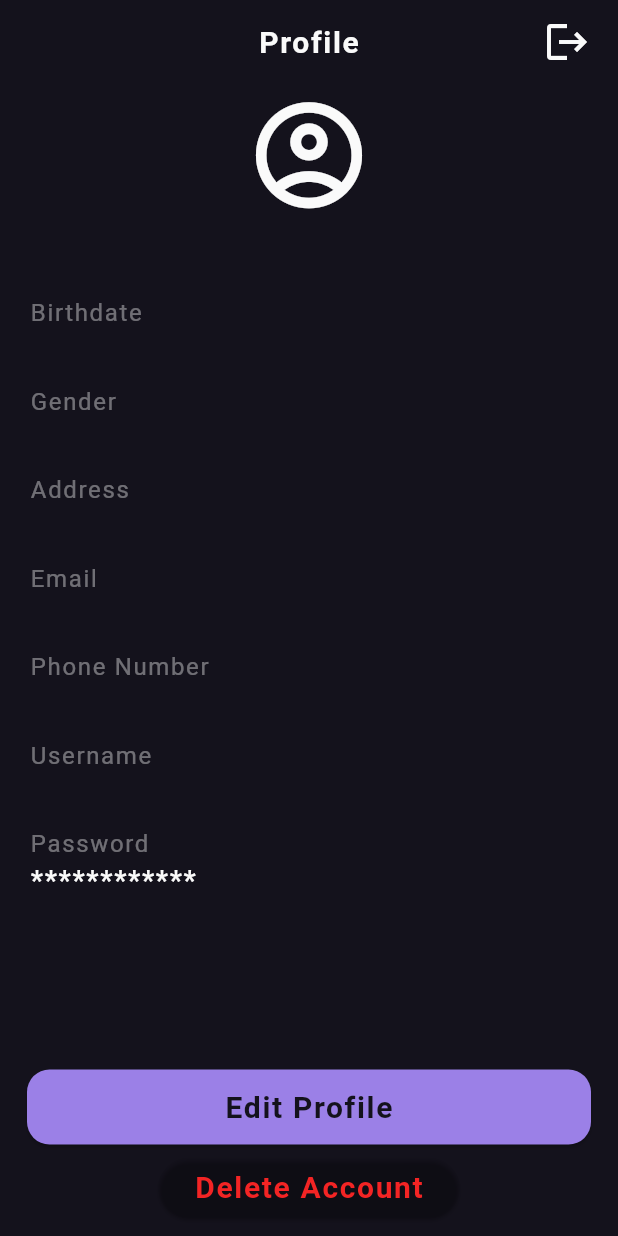
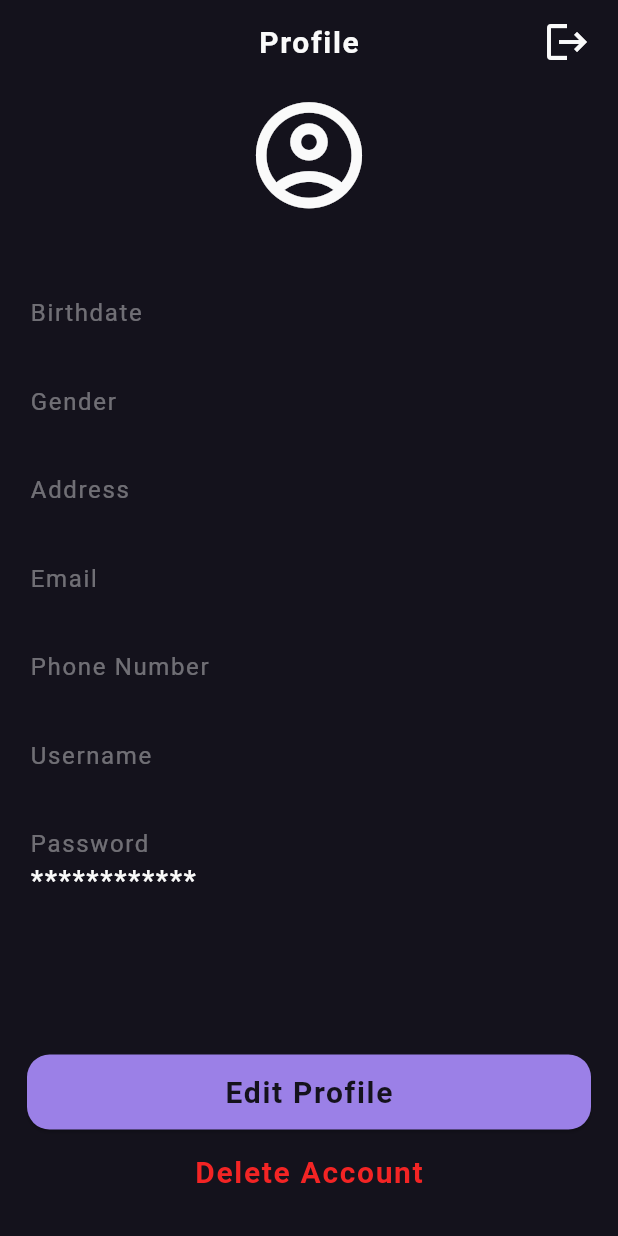
Before and after one commit to cjoyjoooy/ezmoney, a Flutter app: the AccountScreen screen opened directly, on a phone screen of 412 x 824 dp. Run offline on Flutter 3.47's test engine with Material 2 defaults, Android fonts, the phone set to English and light mode, and no system bars; our stand-ins replace animated_splash_screen, cloud_firestore, firebase_auth, firebase_core, page_transition; accounts and stored records are empty.

Commit message:
ui changes

```diff
--- a/lib/accountscreen.dart
+++ b/lib/accountscreen.dart
@@ -243,7 +243,7 @@ class _AccountScreenState extends State<AccountScreen> {
                 ),
                 ElevatedButton(
                   style: ElevatedButton.styleFrom(
-                      backgroundColor: Colors.transparent),
+                      backgroundColor: Colors.transparent, elevation: 0),
                   onPressed: () async {
                     // Show a confirmation dialog
                     bool confirmDelete = await showDialog(
@@ -309,6 +309,9 @@ class _AccountScreenState extends State<AccountScreen> {
                     style: fontTertiary(deleteColor(1), FontWeight.bold),
                   ),
                 ),
+                const SizedBox(
+                  height: 10,
+                ),
               ],
             ),
           ),
--- a/lib/banktransferpage.dart
+++ b/lib/banktransferpage.dart
@@ -206,7 +206,7 @@ class _BankTransferPageState extends State<BankTransferPage> {
         ),
         persistentFooterButtons: <Widget>[
           Container(
-            margin: const EdgeInsets.only(bottom: 15, left: 10, right: 10),
+            margin: const EdgeInsets.only(bottom: 25, left: 10, right: 10),
             child: Button(
               btnLabel: "Next",
               onPressedMethod: () {
--- a/lib/buyloadpage.dart
+++ b/lib/buyloadpage.dart
@@ -178,7 +178,7 @@ class _BuyLoadPageState extends State<BuyLoadPage> {
         ),
         persistentFooterButtons: <Widget>[
           Container(
-            margin: const EdgeInsets.only(bottom: 15, left: 10, right: 10),
+            margin: const EdgeInsets.only(bottom: 25, left: 10, right: 10),
             child: Button(
               btnLabel: "Next",
               onPressedMethod: () {
--- a/lib/cashinpage.dart
+++ b/lib/cashinpage.dart
@@ -7,7 +7,6 @@ import 'package:firebase_auth/firebase_auth.dart';
 import '/confirmtransactionpage.dart';
 import 'package:flutter/material.dart';
 import 'package:ezmoney/usertransaction.dart';
-
 import 'models/appstyle.dart';
 
 class CashIn extends StatefulWidget {
@@ -184,7 +183,7 @@ class _CashInState extends State<CashIn> {
         ),
         persistentFooterButtons: <Widget>[
           Container(
-            margin: const EdgeInsets.only(bottom: 15, left: 10, right: 10),
+            margin: const EdgeInsets.only(bottom: 25, left: 10, right: 10),
             child: Button(
               btnLabel: "Next",
               onPressedMethod: () {
--- a/lib/sendmoneypage.dart
+++ b/lib/sendmoneypage.dart
@@ -148,7 +148,7 @@ class _SendMoneyPageState extends State<SendMoneyPage> {
         ),
         persistentFooterButtons: <Widget>[
           Container(
-            margin: const EdgeInsets.only(bottom: 15, left: 10, right: 10),
+            margin: const EdgeInsets.only(bottom: 25, left: 10, right: 10),
             child: Button(
               btnLabel: "Next",
               onPressedMethod: () {
```
